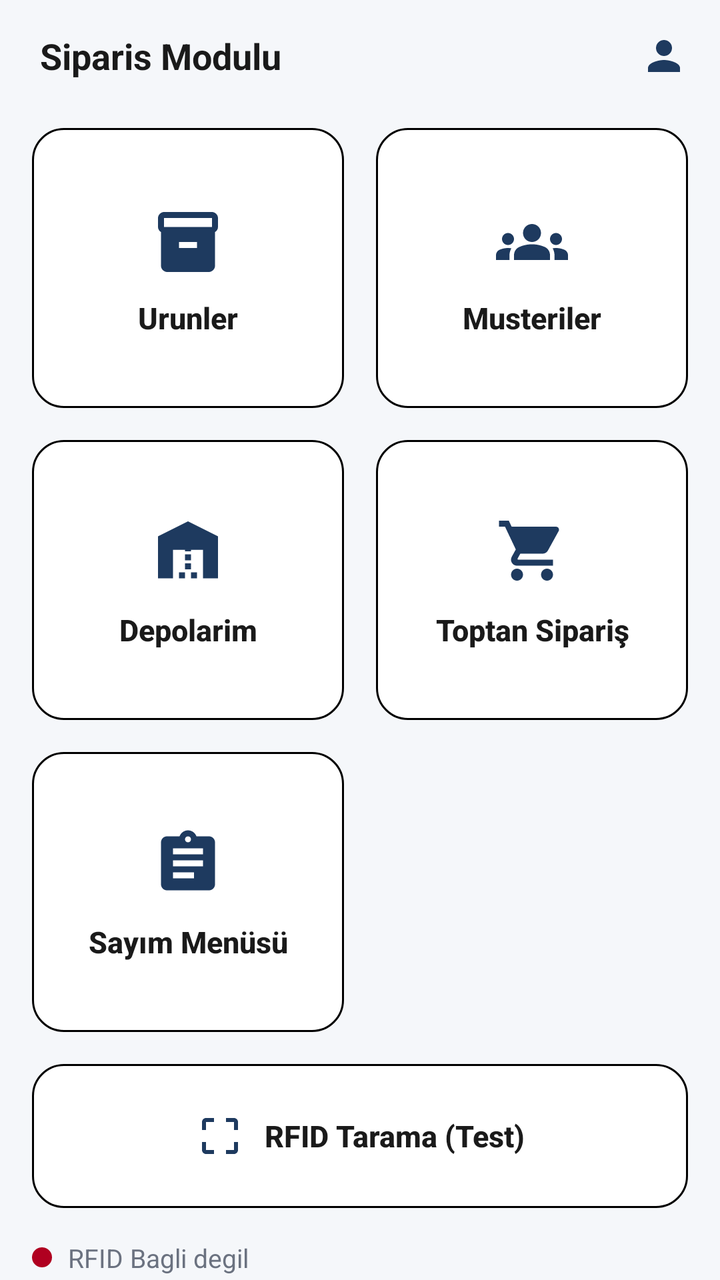
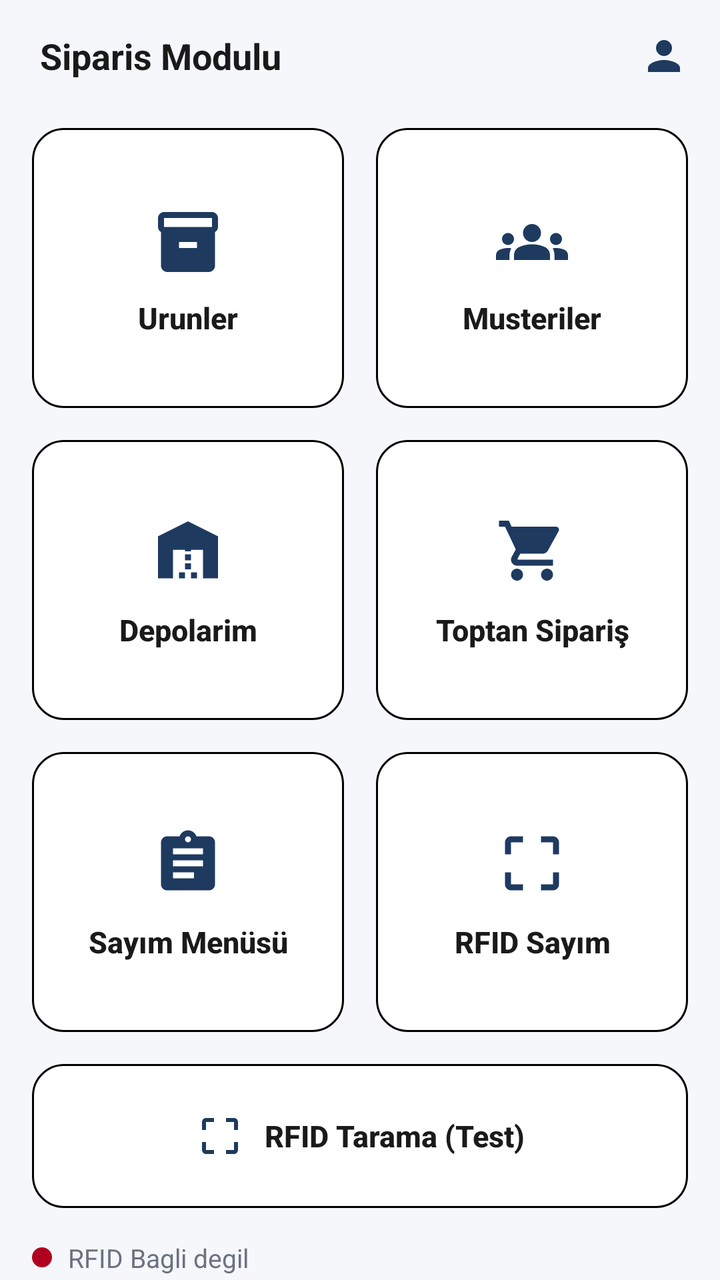

The first picture is an Android layout as it rendered before a commit; the second is the same layout after the commit. The layout source and the unified diff follow.
<!-- AndroidManifest.xml: application theme Theme.ArmineOrderModule -->
<!-- res/layout/activity_main.xml -->
<?xml version="1.0" encoding="utf-8"?>
<LinearLayout xmlns:android="http://schemas.android.com/apk/res/android"
    xmlns:app="http://schemas.android.com/apk/res-auto"
    android:layout_width="match_parent"
    android:layout_height="match_parent"
    android:orientation="vertical"
    android:background="@color/login_background">

    <LinearLayout
        android:layout_width="match_parent"
        android:layout_height="56dp"
        android:gravity="center_vertical"
        android:orientation="horizontal"
        android:paddingStart="20dp"
        android:paddingEnd="8dp">

        <TextView
            android:layout_width="0dp"
            android:layout_height="wrap_content"
            android:layout_weight="1"
            android:text="@string/main_menu_header"
            android:textColor="@color/login_title"
            android:textSize="18sp"
            android:textStyle="bold" />

        <ImageButton
            android:id="@+id/btnProfile"
            android:layout_width="40dp"
            android:layout_height="40dp"
            android:background="?attr/selectableItemBackgroundBorderless"
            android:contentDescription="@string/profile_button"
            android:padding="6dp"
            android:scaleType="centerInside"
            android:src="@drawable/ic_profile" />
    </LinearLayout>

    <LinearLayout
        android:layout_width="match_parent"
        android:layout_height="wrap_content"
        android:orientation="vertical"
        android:paddingStart="16dp"
        android:paddingEnd="16dp"
        android:paddingTop="8dp"
        android:paddingBottom="16dp">

        <LinearLayout
            android:layout_width="match_parent"
            android:layout_height="wrap_content"
            android:orientation="horizontal">

            <com.google.android.material.button.MaterialButton
                android:id="@+id/btnProducts"
                style="@style/Widget.Armine.MenuButton"
                android:layout_width="0dp"
                android:layout_height="140dp"
                android:layout_marginEnd="8dp"
                android:layout_weight="1"
                android:text="@string/menu_products"
                app:icon="@drawable/ic_menu_products" />

            <com.google.android.material.button.MaterialButton
                android:id="@+id/btnCustomers"
                style="@style/Widget.Armine.MenuButton"
                android:layout_width="0dp"
                android:layout_height="140dp"
                android:layout_marginStart="8dp"
                android:layout_weight="1"
                android:text="@string/menu_customers"
                app:icon="@drawable/ic_menu_customers" />
        </LinearLayout>

        <LinearLayout
            android:layout_width="match_parent"
            android:layout_height="wrap_content"
            android:layout_marginTop="16dp"
            android:orientation="horizontal">

            <com.google.android.material.button.MaterialButton
                android:id="@+id/btnWarehouses"
                style="@style/Widget.Armine.MenuButton"
                android:layout_width="0dp"
                android:layout_height="140dp"
                android:layout_marginEnd="8dp"
                android:layout_weight="1"
                android:text="@string/menu_warehouses"
                app:icon="@drawable/ic_menu_warehouses" />

            <com.google.android.material.button.MaterialButton
                android:id="@+id/btnWholesaleOrder"
                style="@style/Widget.Armine.MenuButton"
                android:layout_width="0dp"
                android:layout_height="140dp"
                android:layout_marginStart="8dp"
                android:layout_weight="1"
                android:text="@string/menu_wholesale_order"
                app:icon="@drawable/ic_menu_order" />
        </LinearLayout>

        <LinearLayout
            android:layout_width="match_parent"
            android:layout_height="wrap_content"
            android:layout_marginTop="16dp"
            android:orientation="horizontal">

            <com.google.android.material.button.MaterialButton
                android:id="@+id/btnInventory"
                style="@style/Widget.Armine.MenuButton"
                android:layout_width="0dp"
                android:layout_height="140dp"
                android:layout_marginEnd="8dp"
                android:layout_weight="1"
                android:text="@string/menu_inventory"
                app:icon="@drawable/ic_menu_inventory" />

            <View
                android:layout_width="0dp"
                android:layout_height="140dp"
                android:layout_marginStart="8dp"
                android:layout_weight="1" />
        </LinearLayout>

        <com.google.android.material.button.MaterialButton
            android:id="@+id/btnRfidScan"
            style="@style/Widget.Armine.MenuButton"
            android:layout_width="match_parent"
            android:layout_height="72dp"
            android:layout_marginTop="16dp"
            android:text="@string/menu_rfid_scan"
            app:icon="@drawable/ic_menu_rfid"
            app:iconGravity="textStart"
            app:iconPadding="10dp"
            app:iconSize="24dp" />
    </LinearLayout>

    <View
        android:layout_width="match_parent"
        android:layout_height="0dp"
        android:layout_weight="1" />

    <LinearLayout
        android:layout_width="match_parent"
        android:layout_height="wrap_content"
        android:orientation="horizontal"
        android:gravity="center_vertical|start"
        android:paddingStart="16dp"
        android:paddingEnd="16dp"
        android:paddingBottom="14dp">

        <View
            android:id="@+id/dotRfidStatus"
            android:layout_width="10dp"
            android:layout_height="10dp"
            android:layout_marginEnd="8dp"
            android:background="@drawable/bg_dot_red" />

        <TextView
            android:id="@+id/tvRfidStatus"
            android:layout_width="wrap_content"
            android:layout_height="wrap_content"
            android:text="@string/main_rfid_status_disconnected"
            android:textColor="@color/login_subtitle"
            android:textSize="13sp" />
    </LinearLayout>
</LinearLayout>
<!-- resources referenced by this layout -->
<resources>
  <color name="login_background">#FFF5F7FA</color>
  <color name="login_subtitle">#FF6B7280</color>
  <color name="login_title">#FF1A1A1A</color>
  <!-- drawable bg_dot_red (drawable) -->
  <?xml version="1.0" encoding="utf-8"?>
  <shape xmlns:android="http://schemas.android.com/apk/res/android"
      android:shape="oval">
      <solid android:color="@color/login_error" />
  </shape>
  <!-- drawable ic_menu_products (drawable) -->
  <?xml version="1.0" encoding="utf-8"?>
  <vector xmlns:android="http://schemas.android.com/apk/res/android"
      android:width="24dp"
      android:height="24dp"
      android:viewportWidth="24"
      android:viewportHeight="24">
      
      <path
          android:fillColor="#FF000000"
          android:pathData="M20,2H4C3,2 2,2.9 2,4v3.01C2,7.73 2.43,8.35 3,8.7V20c0,1.1 1.1,2 2,2h14c0.9,0 2,-0.9 2,-2V8.7c0.57,-0.35 1,-0.97 1,-1.69V4C22,2.9 21,2 20,2zM15,14H9v-2h6V14zM20,7H4V4h16V7z" />
  </vector>
  <!-- drawable ic_menu_rfid (drawable) -->
  <?xml version="1.0" encoding="utf-8"?>
  <vector xmlns:android="http://schemas.android.com/apk/res/android"
      android:width="24dp"
      android:height="24dp"
      android:viewportWidth="24"
      android:viewportHeight="24">
      
      <path
          android:fillColor="#FF000000"
          android:pathData="M3,5v4h2L5,5h4L9,3L5,3C3.9,3 3,3.9 3,5zM3,15v4c0,1.1 0.9,2 2,2h4v-2L5,19v-4L3,15zM19,19h-4v2h4c1.1,0 2,-0.9 2,-2v-4h-2L19,19zM19,3h-4v2h4v4h2L21,5C21,3.9 20.1,3 19,3z" />
  </vector>
  <!-- drawable ic_menu_warehouses (drawable) -->
  <?xml version="1.0" encoding="utf-8"?>
  <vector xmlns:android="http://schemas.android.com/apk/res/android"
      android:width="24dp"
      android:height="24dp"
      android:viewportWidth="24"
      android:viewportHeight="24">
      
      <path
          android:fillColor="#FF000000"
          android:pathData="M22,21V7L12,2L2,7v14h5v-9.5h10V21H22zM11,19H9v2h2V19zM13,16h-2v2h2V16zM13,13h-2v2h2V13zM13,10h-2v2h2V10zM15,19h-2v2h2V19z" />
  </vector>
  <!-- drawable ic_profile (drawable) -->
  <?xml version="1.0" encoding="utf-8"?>
  <vector xmlns:android="http://schemas.android.com/apk/res/android"
      android:width="24dp"
      android:height="24dp"
      android:viewportWidth="24"
      android:viewportHeight="24">
      <path
          android:fillColor="#FF1E3A5F"
          android:pathData="M12,12c2.21,0 4,-1.79 4,-4s-1.79,-4 -4,-4 -4,1.79 -4,4 1.79,4 4,4zM12,14c-2.67,0 -8,1.34 -8,4v2h16v-2c0,-2.66 -5.33,-4 -8,-4z" />
  </vector>
  <string name="main_menu_header">Siparis Modulu</string>
  <string name="main_rfid_status_disconnected">RFID Bagli degil</string>
  <string name="menu_customers">Musteriler</string>
  <string name="menu_inventory">Sayım Menüsü</string>
  <string name="menu_products">Urunler</string>
  <string name="menu_rfid_scan">RFID Tarama (Test)</string>
  <string name="menu_warehouses">Depolarim</string>
  <string name="menu_wholesale_order">Toptan Sipariş</string>
  <string name="profile_button">Profil</string>
  <style name="Theme.ArmineOrderModule" parent="Theme.MaterialComponents.DayNight.NoActionBar">
          
          <item name="colorPrimary">@color/purple_500</item>
          <item name="colorPrimaryVariant">@color/purple_700</item>
          <item name="colorOnPrimary">@color/white</item>
          
          <item name="colorSecondary">@color/teal_200</item>
          <item name="colorSecondaryVariant">@color/teal_700</item>
          <item name="colorOnSecondary">@color/black</item>
          
          <item name="android:statusBarColor">?attr/colorPrimaryVariant</item>
          
      </style>
  <color name="login_error">#FFB00020</color>
  <color name="white">#FFFFFFFF</color>
  <color name="black">#FF000000</color>
  <color name="login_primary">#FF1E3A5F</color>
  <color name="purple_500">#FF6200EE</color>
  <color name="purple_700">#FF3700B3</color>
  <color name="teal_200">#FF03DAC5</color>
  <color name="teal_700">#FF018786</color>
  <!-- unchanged entries left out for length: 4 -->
</resources>

<!-- the commit's change to res/layout/activity_main.xml (unified diff, before → after) -->
@@ -112,11 +112,15 @@
                 android:text="@string/menu_inventory"
                 app:icon="@drawable/ic_menu_inventory" />
 
-            <View
+            <com.google.android.material.button.MaterialButton
+                android:id="@+id/btnRfidCounting"
+                style="@style/Widget.Armine.MenuButton"
                 android:layout_width="0dp"
                 android:layout_height="140dp"
                 android:layout_marginStart="8dp"
-                android:layout_weight="1" />
+                android:layout_weight="1"
+                android:text="@string/menu_rfid_counting"
+                app:icon="@drawable/ic_menu_rfid" />
         </LinearLayout>
 
         <com.google.android.material.button.MaterialButton
<!-- resource entries referenced after the edit -->
@@ -61,6 +61,7 @@
   <string name="menu_customers">Musteriler</string>
   <string name="menu_inventory">Sayım Menüsü</string>
   <string name="menu_products">Urunler</string>
+  <string name="menu_rfid_counting">RFID Sayım</string>
   <string name="menu_rfid_scan">RFID Tarama (Test)</string>
   <string name="menu_warehouses">Depolarim</string>
   <string name="menu_wholesale_order">Toptan Sipariş</string>
